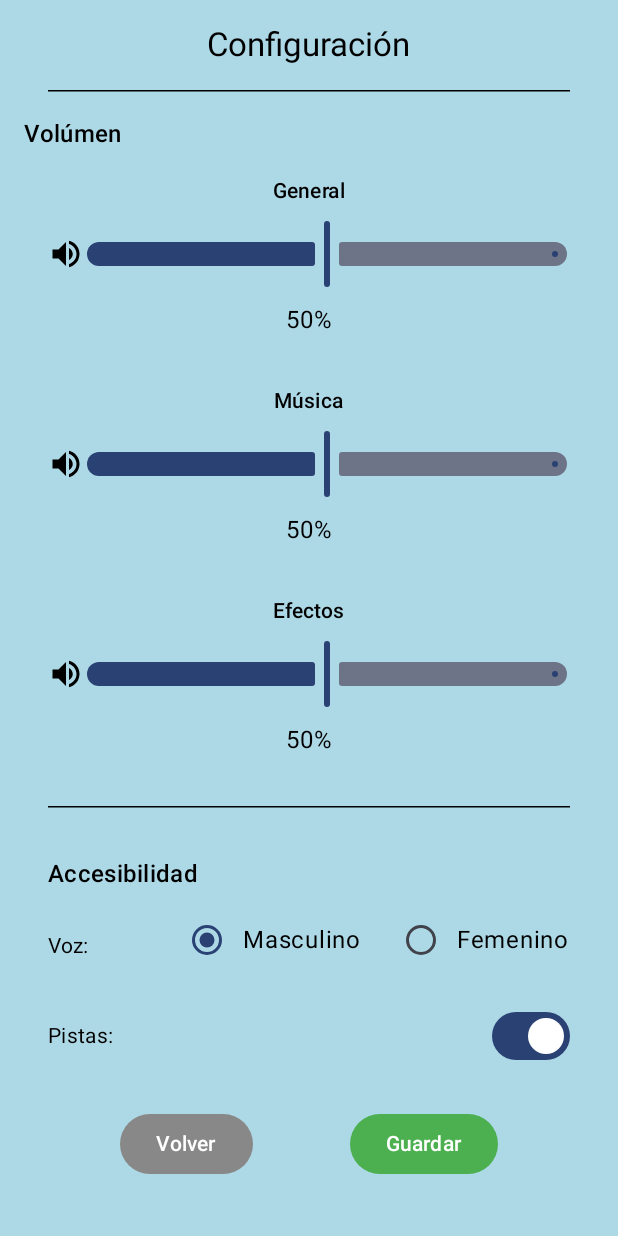
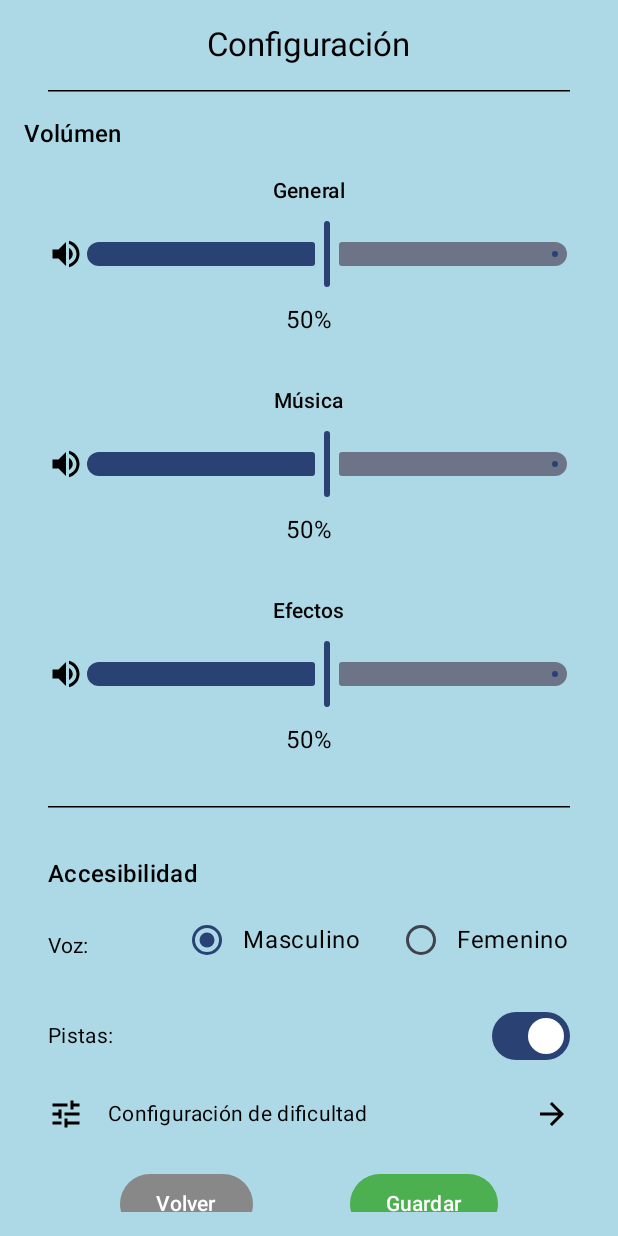
Before and after one commit to lautigc/juego-limpieza-caballo-CEDICA, an Android app built with Jetpack Compose: the screen it shows after launch (MainActivity), after a tap on "Configuración", on a phone screen of 412 x 824 dp. Run offline under Robolectric (Android 15) with nearby library versions, the phone set to English and light mode, and no system bars.

Commit message:
Agrego link a config dificultad

```diff
--- a/app/src/main/java/com/cedica/cedica/ConfigurationScreen.kt
+++ b/app/src/main/java/com/cedica/cedica/ConfigurationScreen.kt
@@ -14,8 +14,10 @@ import androidx.compose.foundation.layout.width
 import androidx.compose.foundation.rememberScrollState
 import androidx.compose.foundation.verticalScroll
 import androidx.compose.material.icons.Icons
+import androidx.compose.material.icons.automirrored.filled.ArrowForward
 import androidx.compose.material.icons.automirrored.filled.VolumeOff
 import androidx.compose.material.icons.automirrored.filled.VolumeUp
+import androidx.compose.material.icons.filled.Tune
 import androidx.compose.material3.Button
 import androidx.compose.material3.ButtonDefaults
 import androidx.compose.material3.HorizontalDivider
@@ -36,10 +38,15 @@ import androidx.compose.ui.Modifier
 import androidx.compose.ui.graphics.Color
 import androidx.compose.ui.tooling.preview.Preview
 import androidx.compose.ui.unit.dp
+import androidx.navigation.NavController
+import androidx.navigation.compose.rememberNavController
+import com.cedica.cedica.core.navigation.About
 import kotlin.math.roundToInt
 
+// TODO: Hacer pantalla de configuracion de dificultad
+
 @Composable
-fun ConfigurationScreen(navigateToMenu: () -> Unit) {
+fun ConfigurationScreen(navController: NavController) {
     val scrollState = rememberScrollState()
 
     Column(
@@ -57,8 +64,8 @@ fun ConfigurationScreen(navigateToMenu: () -> Unit) {
         HorizontalDivider(modifier = Modifier.padding(16.dp), color = Color.Black)
         VolumeConfiguration()
         HorizontalDivider(modifier = Modifier.padding(16.dp), color = Color.Black)
-        AccessibilityConfiguration()
-        ConfigButtons(navigateToMenu)
+        AccessibilityConfiguration(navController)
+        ConfigButtons(navController)
     }
 }
 
@@ -112,19 +119,23 @@ fun VolumeConfiguration() {
 }
 
 @Composable
-fun ConfigButtons(navigateToMenu: () -> Unit) {
+fun ConfigButtons(navController: NavController) {
     Row(
         horizontalArrangement = Arrangement.SpaceEvenly,
         modifier = Modifier.fillMaxWidth()
     ) {
         Button(
-            onClick = { navigateToMenu() },
+            onClick = {
+                navController.navigateUp()
+            },
             colors = ButtonDefaults.buttonColors(containerColor = Color.Gray)
         ) {
             Text("Volver")
         }
         Button(
-            onClick = { navigateToMenu() },
+            onClick = {
+                navController.navigateUp()
+            },
             colors = ButtonDefaults.buttonColors(containerColor = Color(0xFF4CAF50))
         ) {
             Text("Guardar")
@@ -133,7 +144,7 @@ fun ConfigButtons(navigateToMenu: () -> Unit) {
 }
 
 @Composable
-fun AccessibilityConfiguration() {
+fun AccessibilityConfiguration(navController: NavController) {
     Column(modifier = Modifier.padding(16.dp)) {
         Text("Accesibilidad", style = MaterialTheme.typography.titleMedium)
 
@@ -164,13 +175,36 @@ fun AccessibilityConfiguration() {
             Switch(checked = hintsEnabled, onCheckedChange = { hintsEnabled = it })
         }
 
+        Row(
+            verticalAlignment = Alignment.CenterVertically,
+            modifier = Modifier
+                .padding(vertical = 8.dp)
+                .clickable { navController.navigate(About) }
+                .fillMaxWidth()
+        ) {
+            Icon(
+                imageVector = Icons.Default.Tune,
+                contentDescription = null,
+                tint = Color.Black
+            )
+            Spacer(modifier = Modifier.width(16.dp))
+            Text(
+                "Configuración de dificultad",
+                style = MaterialTheme.typography.bodyMedium,
+                color = Color.Black
+            )
+            Spacer(modifier = Modifier.weight(1f))
+            Icon(
+                imageVector = Icons.AutoMirrored.Filled.ArrowForward,
+                contentDescription = null,
+                tint = Color.Black
+            )
+        }
     }
 }
 
 @Preview(showBackground = true)
 @Composable
 fun PreviewConfigurationScreen() {
-    ConfigurationScreen(navigateToMenu = {
-        println("Navigating to menu")
-    })
+    ConfigurationScreen(rememberNavController())
 }
--- a/app/src/main/java/com/cedica/cedica/core/navigation/NavigationWrapper.kt
+++ b/app/src/main/java/com/cedica/cedica/core/navigation/NavigationWrapper.kt
@@ -20,9 +20,9 @@ fun NavigationWrapper() {
         }
 
         composable<Configuration> {
-            ConfigurationScreen {
-                navController.navigate(Menu)
-            }
+            ConfigurationScreen (
+                navController = navController
+            )
         }
 
         composable<Game> {
```
